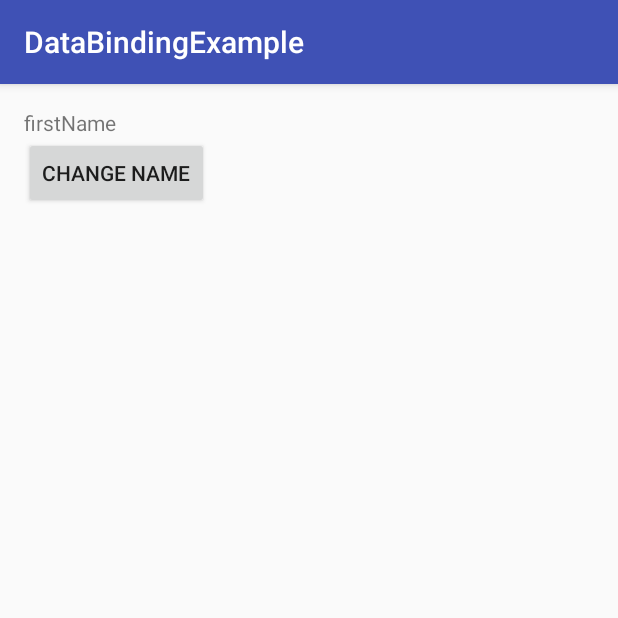
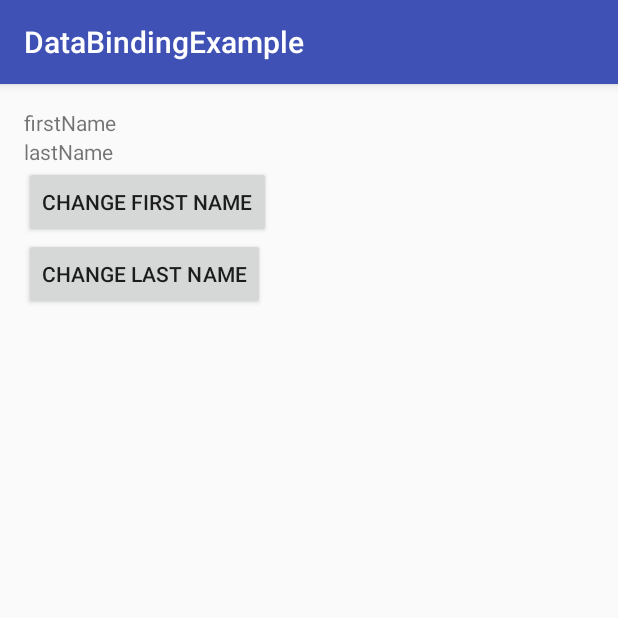
Before and after one commit to msmtmsmt123/DataBindingExample, an Android app: the ObservableActivity screen opened directly, with no data from a screen before it, on a phone screen of 412 x 824 dp, the top half of it. Run offline under Robolectric (Android 15) with nearby library versions, the phone set to English and light mode, and no system bars; our stand-ins replace data binding.

Commit message:
增加ObservableField

```diff
--- a/app/src/main/java/com/huangyu/databindingexample/ObservableActivity.java
+++ b/app/src/main/java/com/huangyu/databindingexample/ObservableActivity.java
@@ -18,13 +18,17 @@ public class ObservableActivity extends AppCompatActivity {
         ActivityObservableBinding binding = DataBindingUtil.setContentView(this, R.layout.activity_observable);
         ObservableUser user = new ObservableUser();
         user.setFirstName("firstName");
+        user.lastName.set("lastName");
         binding.setUser(user);
         binding.setHandlers(new Handlers());
     }
 
     public class Handlers {
-        public void onClick(ObservableUser user) {
+        public void changeFirstName(ObservableUser user) {
             user.setFirstName("changed");
+        }
+        public void changeLastName(ObservableUser user) {
+            user.lastName.set("changed");
         }
     }
 
--- a/app/src/main/java/com/huangyu/databindingexample/bean/ObservableUser.java
+++ b/app/src/main/java/com/huangyu/databindingexample/bean/ObservableUser.java
@@ -2,6 +2,7 @@ package com.huangyu.databindingexample.bean;
 
 import android.databinding.BaseObservable;
 import android.databinding.Bindable;
+import android.databinding.ObservableField;
 
 import com.huangyu.databindingexample.BR;
 
@@ -12,6 +13,8 @@ import com.huangyu.databindingexample.BR;
 public class ObservableUser extends BaseObservable {
 
     private String firstName;
+
+    public ObservableField<String> lastName = new ObservableField<>();
 
     @Bindable
     public String getFirstName() {
--- a/app/src/main/res/layout/activity_observable.xml
+++ b/app/src/main/res/layout/activity_observable.xml
@@ -30,11 +30,22 @@
             android:layout_height="wrap_content"
             android:text="@{user.firstName}" />
 
+        <TextView
+            android:layout_width="wrap_content"
+            android:layout_height="wrap_content"
+            android:text="@{user.lastName}" />
+
         <Button
             android:layout_width="wrap_content"
             android:layout_height="wrap_content"
-            android:onClick="@{() -> handlers.onClick(user)}"
-            android:text="@string/change_name"/>
+            android:onClick="@{() -> handlers.changeFirstName(user)}"
+            android:text="@string/change_first_name"/>
+
+        <Button
+            android:layout_width="wrap_content"
+            android:layout_height="wrap_content"
+            android:onClick="@{() -> handlers.changeLastName(user)}"
+            android:text="@string/change_last_name"/>
 
     </LinearLayout>
 
--- a/app/src/main/res/values/strings.xml
+++ b/app/src/main/res/values/strings.xml
@@ -5,5 +5,6 @@
     <string name="layout_details">Layout details</string>
     <string name="observable">Observable</string>
     <string name="binding_adapter">Binding Adapter</string>
-    <string name="change_name">Change Name</string>
+    <string name="change_first_name">Change First Name</string>
+    <string name="change_last_name">Change Last Name</string>
 </resources>
--- a/build.gradle
+++ b/build.gradle
@@ -5,7 +5,7 @@ buildscript {
         jcenter()
     }
     dependencies {
-        classpath 'com.android.tools.build:gradle:2.2.3'
+        classpath 'com.android.tools.build:gradle:2.3.1'
 
         // NOTE: Do not place your application dependencies here; they belong
         // in the individual module build.gradle files
```
Also changed, not shown: gradle/wrapper/gradle-wrapper.properties.
